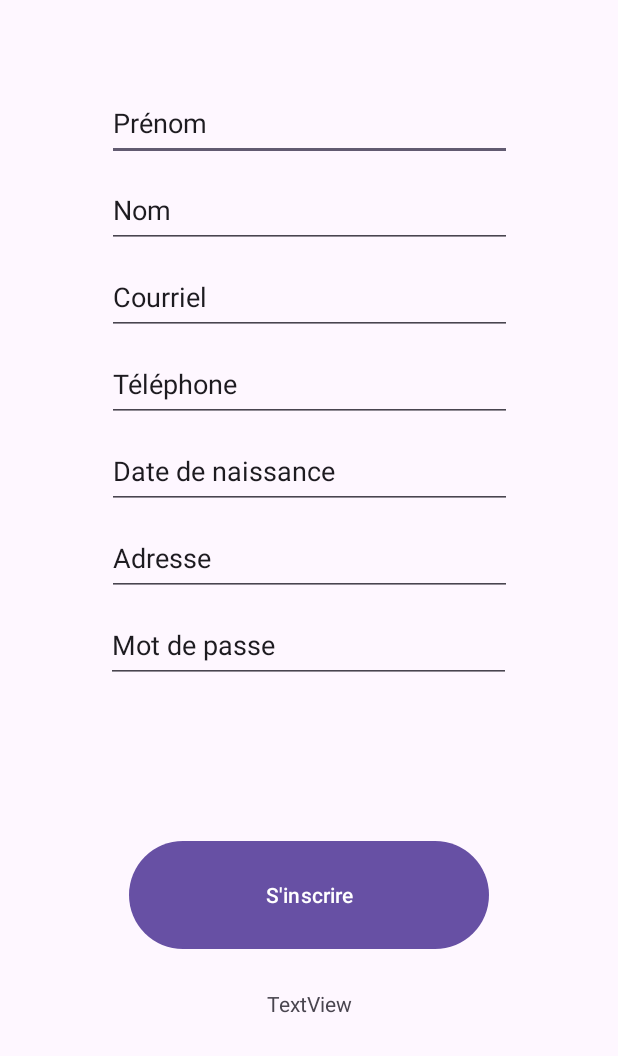
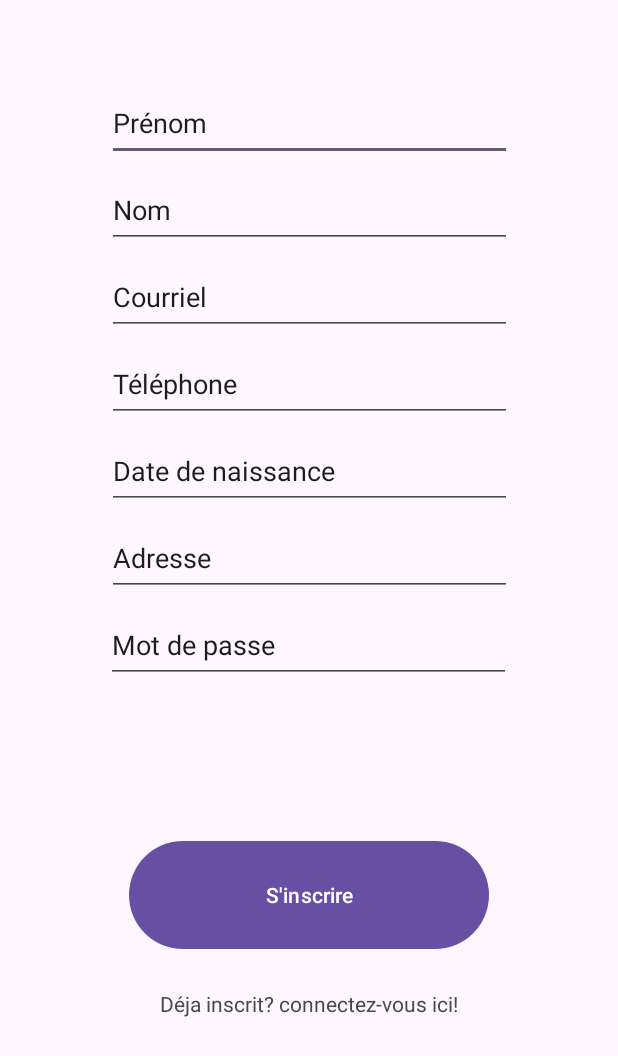
Before and after one commit to RhastaLaVista/TCH_057_Travail_Session, an Android app: the RegActivity screen opened directly, with no data from a screen before it, on a phone screen of 412 x 824 dp. Shown: the top 1056 px of the screen. Run offline under Robolectric (Android 15) with nearby library versions, the phone set to English and light mode, and no system bars; Roboto replaces fonts that are not available here; 2 statements that could not run were skipped.

```diff
--- a/Projet_Session/app/src/main/java/com/example/tch_057_architecture_touristique_gr03_equipe_03/RegActivity.java
+++ b/Projet_Session/app/src/main/java/com/example/tch_057_architecture_touristique_gr03_equipe_03/RegActivity.java
@@ -1,8 +1,18 @@
 package com.example.tch_057_architecture_touristique_gr03_equipe_03;
 
+import android.content.Intent;
 import android.os.Bundle;
+import android.view.View;
+import android.widget.Button;
+import android.widget.EditText;
+import android.widget.TextView;
+import android.widget.Toast;
 
 import androidx.activity.EdgeToEdge;
+import androidx.activity.result.ActivityResult;
+import androidx.activity.result.ActivityResultCallback;
+import androidx.activity.result.ActivityResultLauncher;
+import androidx.activity.result.contract.ActivityResultContracts;
 import androidx.appcompat.app.AppCompatActivity;
 import androidx.core.graphics.Insets;
 import androidx.core.view.ViewCompat;
@@ -10,15 +20,55 @@ import androidx.core.view.WindowInsetsCompat;
 
 public class RegActivity extends AppCompatActivity {
 
+    private EditText prenomIn,nomIn ,emailIn ,telIN ,dateIn ,adressIn, mdpIn;
+    private TextView logPageLink;
+    private Button regButton;
+
+    ActivityResultLauncher<Intent> logActivityLauncher;
+
     @Override
     protected void onCreate(Bundle savedInstanceState) {
         super.onCreate(savedInstanceState);
         EdgeToEdge.enable(this);
         setContentView(R.layout.activity_reg);
+
+
         ViewCompat.setOnApplyWindowInsetsListener(findViewById(R.id.main), (v, insets) -> {
             Insets systemBars = insets.getInsets(WindowInsetsCompat.Type.systemBars());
             v.setPadding(systemBars.left, systemBars.top, systemBars.right, systemBars.bottom);
             return insets;
         });
+
+        regButton.setOnClickListener(new View.OnClickListener() {
+            @Override
+            public void onClick(View v) {
+                //create and send JSON snippet to JSON server
+
+            }
+        });
+        logPageLink.setOnClickListener(new View.OnClickListener(){
+           @Override
+           public void onClick(View v) {
+               Intent intent = new Intent();
+           }
+        });
+
+        // Initialisation de `ActivityResultLauncher`
+        logActivityLauncher = registerForActivityResult(
+                new ActivityResultContracts.StartActivityForResult(),
+                new ActivityResultCallback<ActivityResult>() {
+                    @Override
+                    public void onActivityResult(ActivityResult result) {
+                        if (result.getResultCode() == RESULT_OK) {
+                            Toast.makeText(RegActivity.this, "Transfer au page de connection", Toast.LENGTH_SHORT).show();
+                        }
+                    }
+                });
     }
+
+    private void GenerateNewAccount(){
+
+    }
+
+
 }
--- a/Projet_Session/app/src/main/java/com/example/tch_057_architecture_touristique_gr03_equipe_03/daos/HttpJsonService.java
+++ b/Projet_Session/app/src/main/java/com/example/tch_057_architecture_touristique_gr03_equipe_03/daos/HttpJsonService.java
@@ -34,9 +34,9 @@ public class HttpJsonService {
         if (responseBody != null) {
             String jsonStr = responseBody.string();
             ObjectMapper mapper = new ObjectMapper();
-            if(Arrays.asList((mapper.readValue(jsonStr, Client[].class))).size() <= 1) {
+
                 return Arrays.asList(mapper.readValue(jsonStr, Client[].class));
-            }
+
         }
         return null;
     }
--- a/Projet_Session/app/src/main/res/layout/activity_reg.xml
+++ b/Projet_Session/app/src/main/res/layout/activity_reg.xml
@@ -8,7 +8,7 @@
     tools:context=".RegActivity">
 
     <EditText
-        android:id="@+id/editTextText2"
+        android:id="@+id/prenomIn"
         android:layout_width="270dp"
         android:layout_height="50dp"
         android:layout_marginTop="16dp"
@@ -48,7 +48,7 @@
         app:layout_constraintGuide_percent="0.65" />
 
     <EditText
-        android:id="@+id/editTextText"
+        android:id="@+id/nomIn"
         android:layout_width="270dp"
         android:layout_height="50dp"
         android:layout_marginTop="8dp"
@@ -57,10 +57,10 @@
         android:text="Nom"
         app:layout_constraintEnd_toStartOf="@+id/guideline7"
         app:layout_constraintStart_toStartOf="@+id/guideline6"
-        app:layout_constraintTop_toBottomOf="@+id/editTextText2" />
+        app:layout_constraintTop_toBottomOf="@+id/prenomIn" />
 
     <EditText
-        android:id="@+id/editTextText3"
+        android:id="@+id/emailIn"
         android:layout_width="270dp"
         android:layout_height="50dp"
         android:layout_marginTop="8dp"
@@ -69,10 +69,10 @@
         android:text="Courriel"
         app:layout_constraintEnd_toStartOf="@+id/guideline7"
         app:layout_constraintStart_toStartOf="@+id/guideline6"
-        app:layout_constraintTop_toBottomOf="@+id/editTextText" />
+        app:layout_constraintTop_toBottomOf="@+id/nomIn" />
 
     <EditText
-        android:id="@+id/editTextText4"
+        android:id="@+id/telIn"
         android:layout_width="270dp"
         android:layout_height="50dp"
         android:layout_marginTop="8dp"
@@ -81,10 +81,10 @@
         android:text="Téléphone"
         app:layout_constraintEnd_toStartOf="@+id/guideline7"
         app:layout_constraintStart_toStartOf="@+id/guideline6"
-        app:layout_constraintTop_toBottomOf="@+id/editTextText3" />
+        app:layout_constraintTop_toBottomOf="@+id/emailIn" />
 
     <EditText
-        android:id="@+id/editTextText5"
+        android:id="@+id/dateIn"
         android:layout_width="270dp"
         android:layout_height="50dp"
         android:layout_marginTop="8dp"
@@ -93,10 +93,10 @@
         android:text="Date de naissance"
         app:layout_constraintEnd_toStartOf="@+id/guideline7"
         app:layout_constraintStart_toStartOf="@+id/guideline6"
-        app:layout_constraintTop_toBottomOf="@+id/editTextText4" />
+        app:layout_constraintTop_toBottomOf="@+id/telIn" />
 
     <EditText
-        android:id="@+id/editTextText6"
+        android:id="@+id/adressIn"
         android:layout_width="270dp"
         android:layout_height="50dp"
         android:layout_marginTop="8dp"
@@ -105,10 +105,10 @@
         android:text="Adresse"
         app:layout_constraintEnd_toStartOf="@+id/guideline7"
         app:layout_constraintStart_toStartOf="@+id/guideline6"
-        app:layout_constraintTop_toBottomOf="@+id/editTextText5" />
+        app:layout_constraintTop_toBottomOf="@+id/dateIn" />
 
     <EditText
-        android:id="@+id/editTextText7"
+        android:id="@+id/mdpIn"
         android:layout_width="270dp"
         android:layout_height="50dp"
         android:layout_marginTop="8dp"
@@ -118,7 +118,7 @@
         app:layout_constraintEnd_toStartOf="@+id/guideline7"
         app:layout_constraintHorizontal_bias="0.468"
         app:layout_constraintStart_toStartOf="@+id/guideline6"
-        app:layout_constraintTop_toBottomOf="@+id/editTextText6" />
+        app:layout_constraintTop_toBottomOf="@+id/adressIn" />
 
     <androidx.constraintlayout.widget.Guideline
         android:id="@+id/guideline10"
@@ -142,7 +142,7 @@
         android:id="@+id/logPageLink"
         android:layout_width="wrap_content"
         android:layout_height="wrap_content"
-        android:text="TextView"
+        android:text="Déja inscrit? connectez-vous ici!"
         app:layout_constraintBottom_toTopOf="@+id/guideline10"
         app:layout_constraintEnd_toStartOf="@+id/guideline7"
         app:layout_constraintStart_toStartOf="@+id/guideline6"
```
Also changed, not shown: Projet_Session/app/src/main/java/com/example/tch_057_architecture_touristique_gr03_equipe_03/LogActivity.java (+41 -12 lines).
